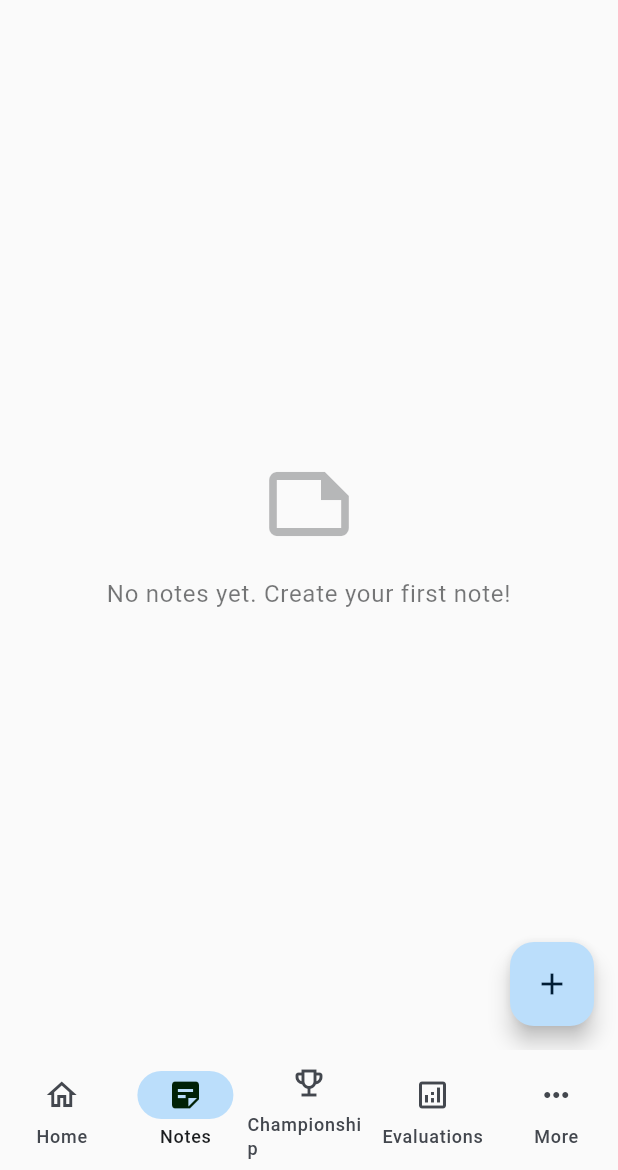
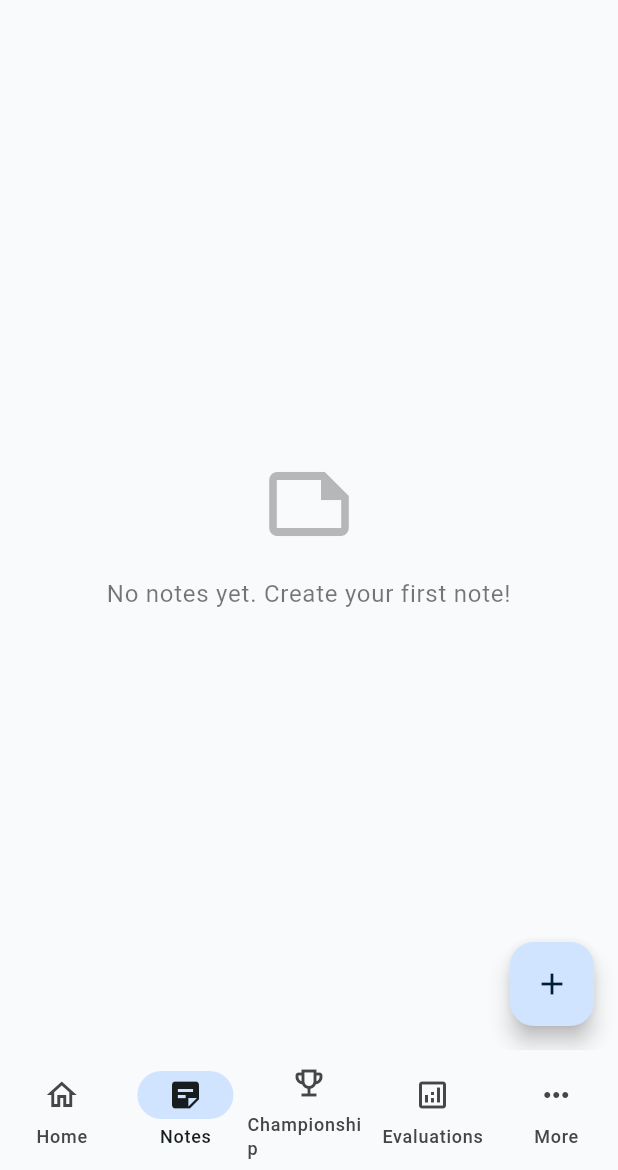
Before and after one commit to SantiagoKirylukMaclean/sport-tech-app, a Flutter app: the screen it shows once a user with an empty profile is signed in, item 2 of the bottom bar chosen, on a phone screen of 412 x 824 dp, the part 66-1236 px from its top. Run offline on Flutter 3.47's test engine with Material 3 defaults, Android fonts, the phone set to English and light mode, and no system bars; drawn by our look-alikes of dynamic_color; our stand-ins replace equatable, fl_chart, flutter_riverpod, go_router, open_filex, package_info_plus and 3 more; accounts and stored records are empty; network calls fail; statements that could not run were skipped.

Commit message:
feat: Add Material You dynamic color support and update default brand color scheme, removing club-specific theming.

```diff
--- a/lib/config/theme/app_theme.dart
+++ b/lib/config/theme/app_theme.dart
@@ -10,65 +10,70 @@ class AppTheme {
   // Default color scheme for light theme
   static const ColorScheme _defaultLightColorScheme = ColorScheme(
     brightness: Brightness.light,
-    primary: Color(0xFF1976D2), // Blue
+    primary: Color(0xFF171C1F), // Primary Application Color
     onPrimary: Color(0xFFFFFFFF),
-    primaryContainer: Color(0xFFBBDEFB),
+    primaryContainer: Color(0xFFD0E4FF), // Lighter variation for container
     onPrimaryContainer: Color(0xFF001D35),
-    secondary: Color(0xFF43A047), // Green
-    onSecondary: Color(0xFFFFFFFF),
-    secondaryContainer: Color(0xFFC8E6C9),
-    onSecondaryContainer: Color(0xFF002106),
-    tertiary: Color(0xFFF57C00), // Orange
-    onTertiary: Color(0xFFFFFFFF),
-    tertiaryContainer: Color(0xFFFFE0B2),
-    onTertiaryContainer: Color(0xFF2A1800),
-    error: Color(0xFFD32F2F),
+    secondary: Color(0xFFFFFFFF), // Secondary Application Color
+    onSecondary: Color(0xFF000000), // Black text on white secondary
+    secondaryContainer:
+        Color(0xFFEFEFEF), // Slightly darker white for container
+    onSecondaryContainer: Color(0xFF171C1F),
+    tertiary: Color(0xFF9BBA8F), // Tertiary Application Color
+    onTertiary: Color(0xFF000000), // Black text on tertiary
+    tertiaryContainer: Color(0xFFC7EBCB), // Lighter aligned container
+    onTertiaryContainer: Color(0xFF0E1F07),
+    error: Color(0xFFBA1A1A),
     onError: Color(0xFFFFFFFF),
-    errorContainer: Color(0xFFFFCDD2),
+    errorContainer: Color(0xFFFFDAD6),
     onErrorContainer: Color(0xFF410002),
-    surface: Color(0xFFFAFAFA),
-    onSurface: Color(0xFF1A1C1E),
-    surfaceContainerHighest: Color(0xFFE0E0E0),
-    onSurfaceVariant: Color(0xFF43474E),
-    outline: Color(0xFF73777F),
-    outlineVariant: Color(0xFFC3C7CF),
+    surface: Color(0xFFF9FAFB), // Very light grey, almost white
+    onSurface: Color(0xFF171C1F),
+    surfaceContainerHighest: Color(0xFFE1E2E4),
+    onSurfaceVariant: Color(0xFF444749),
+    outline: Color(0xFF747779),
+    outlineVariant: Color(0xFFC4C7C9),
     shadow: Color(0xFF000000),
     scrim: Color(0xFF000000),
-    inverseSurface: Color(0xFF2F3033),
-    onInverseSurface: Color(0xFFF1F0F4),
-    inversePrimary: Color(0xFF90CAF9),
+    inverseSurface: Color(0xFF2E3133),
+    onInverseSurface: Color(0xFFF0F1F3),
+    inversePrimary: Color(0xFF99CBFF), // Lighter blue/grey inverse
   );
 
   // Default color scheme for dark theme
   static const ColorScheme _defaultDarkColorScheme = ColorScheme(
     brightness: Brightness.dark,
-    primary: Color(0xFF90CAF9), // Light Blue
-    onPrimary: Color(0xFF003258),
-    primaryContainer: Color(0xFF00497D),
-    onPrimaryContainer: Color(0xFFBBDEFB),
-    secondary: Color(0xFF81C784), // Light Green
-    onSecondary: Color(0xFF003912),
-    secondaryContainer: Color(0xFF00531D),
-    onSecondaryContainer: Color(0xFFC8E6C9),
-    tertiary: Color(0xFFFFB74D), // Light Orange
-    onTertiary: Color(0xFF452B00),
-    tertiaryContainer: Color(0xFF633F00),
-    onTertiaryContainer: Color(0xFFFFE0B2),
-    error: Color(0xFFEF5350),
+    primary: Color(
+        0xFFFFFFFF), // Using Secondary (White) as Primary in Dark implementation?
+    // Or maybe just a light grey.
+    // Let's stick to a safe dark theme derived from the brand.
+    onPrimary: Color(0xFF171C1F),
+    primaryContainer: Color(0xFF00497D), // Keep generic or adjust?
+    onPrimaryContainer: Color(0xFFD0E4FF),
+    secondary: Color(0xFF9BBA8F), // Use tertiary as secondary in dark?
+    onSecondary: Color(0xFF0E1F07),
+    secondaryContainer: Color(0xFF354B2F),
+    onSecondaryContainer: Color(0xFFC7EBCB),
+    tertiary: Color(0xFF9BBA8F), // Keep tertiary
+    onTertiary: Color(0xFF0E1F07),
+    tertiaryContainer: Color(0xFF354B2F),
+    onTertiaryContainer: Color(0xFFC7EBCB),
+    error: Color(0xFFFFB4AB),
     onError: Color(0xFF690005),
     errorContainer: Color(0xFF93000A),
-    onErrorContainer: Color(0xFFFFCDD2),
-    surface: Color(0xFF1A1C1E),
+    onErrorContainer: Color(0xFFFFDAD6),
+    surface: Color(
+        0xFF171C1F), // Use the Brand Primary as the Surface color for Dark Mode!
     onSurface: Color(0xFFE2E2E6),
-    surfaceContainerHighest: Color(0xFF43474E),
-    onSurfaceVariant: Color(0xFFC3C7CF),
-    outline: Color(0xFF8D9199),
-    outlineVariant: Color(0xFF43474E),
+    surfaceContainerHighest: Color(0xFF444749),
+    onSurfaceVariant: Color(0xFFC4C7C9),
+    outline: Color(0xFF8E9193),
+    outlineVariant: Color(0xFF444749),
     shadow: Color(0xFF000000),
     scrim: Color(0xFF000000),
     inverseSurface: Color(0xFFE2E2E6),
-    onInverseSurface: Color(0xFF1A1C1E),
-    inversePrimary: Color(0xFF1976D2),
+    onInverseSurface: Color(0xFF2E3133),
+    inversePrimary: Color(0xFF171C1F),
   );
 
   /// Build a complete theme from a color scheme
--- a/lib/config/theme/theme_provider.dart
+++ b/lib/config/theme/theme_provider.dart
@@ -2,10 +2,7 @@
 
 import 'package:flutter/material.dart';
 import 'package:flutter_riverpod/flutter_riverpod.dart';
-import 'package:sport_tech_app/application/org/active_team_notifier.dart';
 import 'package:sport_tech_app/config/theme/app_theme.dart';
-import 'package:sport_tech_app/config/theme/color_scheme_generator.dart';
-import 'package:sport_tech_app/infrastructure/org/providers/org_repositories_providers.dart';
 
 /// State for theme configuration
 ///
@@ -67,40 +64,6 @@ class ThemeNotifier extends StateNotifier<ThemeState> {
   /// Set to system mode
   void setSystem() => setThemeMode(ThemeMode.system);
 
-  /// Update themes based on club colors
-  ///
-  /// Generates new light and dark themes from the provided seed colors.
-  /// If colors are null, uses the default colors from ColorSchemeGenerator.
-  void updateClubTheme({
-    Color? primaryColor,
-    Color? secondaryColor,
-    Color? tertiaryColor,
-  }) {
-    // Use club colors or fallback to defaults
-    final primary = primaryColor ?? ColorSchemeGenerator.defaultPrimary;
-    final secondary = secondaryColor ?? ColorSchemeGenerator.defaultSecondary;
-    final tertiary = tertiaryColor ?? ColorSchemeGenerator.defaultTertiary;
-
-    // Generate color schemes
-    final lightColorScheme = ColorSchemeGenerator.generateLightScheme(
-      primarySeed: primary,
-      secondarySeed: secondary,
-      tertiarySeed: tertiary,
-    );
-
-    final darkColorScheme = ColorSchemeGenerator.generateDarkScheme(
-      primarySeed: primary,
-      secondarySeed: secondary,
-      tertiarySeed: tertiary,
-    );
-
-    // Build complete themes using AppTheme configuration
-    state = state.copyWith(
-      lightTheme: AppTheme.buildTheme(lightColorScheme),
-      darkTheme: AppTheme.buildTheme(darkColorScheme),
-    );
-  }
-
   /// Reset to default app theme
   void resetToDefaultTheme() {
     state = state.copyWith(
@@ -116,34 +79,6 @@ final themeNotifierProvider =
   return ThemeNotifier();
 });
 
-/// Provider that computes club colors based on active team
-///
-/// This provider:
-/// - Watches for changes in the active team
-/// - Fetches the club data for the active team
-/// - Returns the club colors (or null if no team/club)
-final activeClubColorsProvider = FutureProvider<(Color?, Color?, Color?)?>((ref) async {
-  // Watch active team state
-  final activeTeamState = ref.watch(activeTeamNotifierProvider);
-
-  // If no active team, return null
-  if (activeTeamState.activeTeam == null) {
-    return null;
-  }
-
-  // Get club ID from active team
-  final clubId = activeTeamState.activeTeam!.clubId;
-
-  // Fetch club data
-  final clubsRepo = ref.watch(clubsRepositoryProvider);
-  final result = await clubsRepo.getClubById(clubId);
-
-  return result.when(
-    success: (club) => (club.primaryColor, club.secondaryColor, club.tertiaryColor),
-    failure: (_) => null,
-  );
-});
-
 /// Helper provider for theme mode only (for compatibility with existing code)
 final themeModeProvider = Provider<ThemeMode>((ref) {
   return ref.watch(themeNotifierProvider).themeMode;
--- a/lib/main.dart
+++ b/lib/main.dart
@@ -1,10 +1,12 @@
 // lib/main.dart
 
 import 'package:flutter/material.dart';
+import 'package:dynamic_color/dynamic_color.dart';
 import 'package:flutter_localizations/flutter_localizations.dart';
 import 'package:flutter_riverpod/flutter_riverpod.dart';
 import 'package:sport_tech_app/application/locale/locale_provider.dart';
 import 'package:sport_tech_app/config/supabase_config.dart';
+import 'package:sport_tech_app/config/theme/app_theme.dart';
 import 'package:sport_tech_app/config/theme/theme_provider.dart';
 import 'package:sport_tech_app/presentation/app/router/app_router.dart';
 
@@ -46,34 +48,27 @@ class SportTechApp extends ConsumerWidget {
     final router = ref.watch(routerProvider);
     final locale = ref.watch(localeProvider);
 
-    // Watch club colors and update theme when active team changes
-    final clubColors = ref.watch(activeClubColorsProvider);
+    // Get current theme state
+    final themeState = ref.watch(themeNotifierProvider);
 
-    // Update theme based on club colors
-    clubColors.whenData((colors) {
-      if (colors != null) {
-        final (primaryColor, secondaryColor, tertiaryColor) = colors;
-        ref.read(themeNotifierProvider.notifier).updateClubTheme(
-              primaryColor: primaryColor,
-              secondaryColor: secondaryColor,
-              tertiaryColor: tertiaryColor,
-            );
-      } else {
-        // Reset to default theme when no club colors available
-        ref.read(themeNotifierProvider.notifier).resetToDefaultTheme();
-      }
-    });
+    return DynamicColorBuilder(
+      builder: (lightDynamic, darkDynamic) {
+        // Use dynamic colors if available, otherwise use custom brand colors
+        final lightTheme = lightDynamic != null
+            ? AppTheme.buildTheme(lightDynamic)
+            : themeState.lightTheme;
 
-    // Get current theme state (includes dynamic themes based on club colors)
-    final themeState = ref.watch(themeNotifierProvider);
+        final darkTheme = darkDynamic != null
+            ? AppTheme.buildTheme(darkDynamic)
+            : themeState.darkTheme;
 
         return MaterialApp.router(
           title: 'Sport Tech',
           debugShowCheckedModeBanner: false,
 
-      // Dynamic theme configuration (updates based on club colors)
-      theme: themeState.lightTheme,
-      darkTheme: themeState.darkTheme,
+          // Theme configuration
+          theme: lightTheme,
+          darkTheme: darkTheme,
           themeMode: themeState.themeMode,
 
           // Router configuration
@@ -89,5 +84,7 @@ class SportTechApp extends ConsumerWidget {
           ],
           supportedLocales: AppLocalizations.supportedLocales,
         );
+      },
+    );
   }
 }
--- a/pubspec.yaml
+++ b/pubspec.yaml
@@ -43,6 +43,7 @@ dependencies:
   package_info_plus: ^8.0.0
   path_provider: ^2.1.1
   open_filex: ^4.5.0
+  dynamic_color: ^1.8.1
 
 dev_dependencies:
   flutter_test:
```
Also changed, not shown: pubspec.lock. Lines whose indentation alone changed are shown as unchanged.
